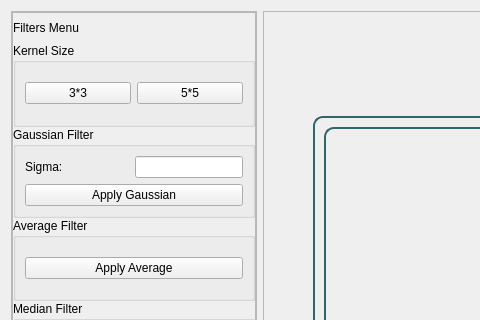
This is Task1/UI/filterswidget.ui in SBME2025-ComputerVision/Task1_CV_CPP as Qt 5 draws it before an edit; both pictures show x 0 to 480 and y 0 to 320 of the 1411 by 789 pixel window. The edited form follows.
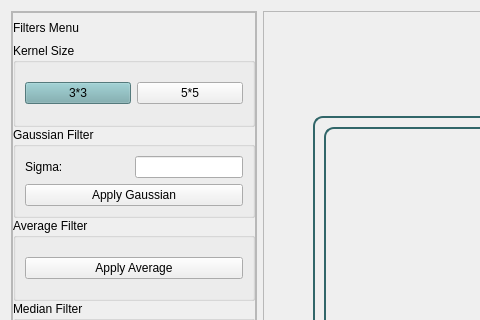
This is the edited form.

Diff of the .ui file:
```diff
--- a/Task1/UI/filterswidget.ui
+++ b/Task1/UI/filterswidget.ui
@@ -94,6 +94,11 @@
              <layout class="QHBoxLayout" name="horizontalLayout">
               <item>
                <widget class="QPushButton" name="threeByThreeKernelBtn">
+                <property name="styleSheet">
+                 <string notr="true">QPushButton{
+	background-color: #76ABAE;
+}</string>
+                </property>
                 <property name="text">
                  <string>3*3</string>
                 </property>
```
